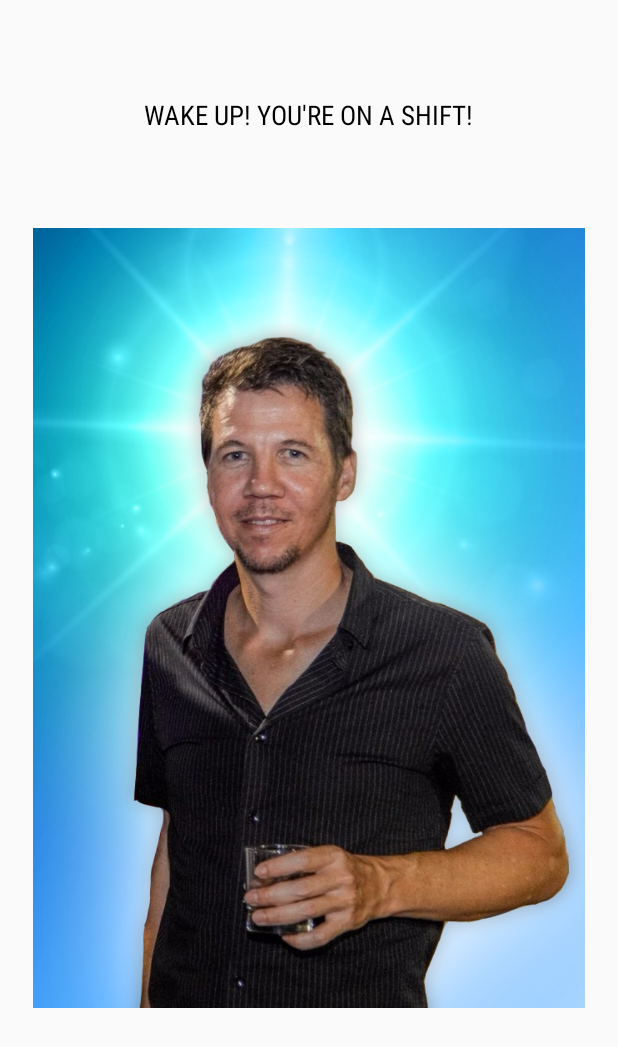
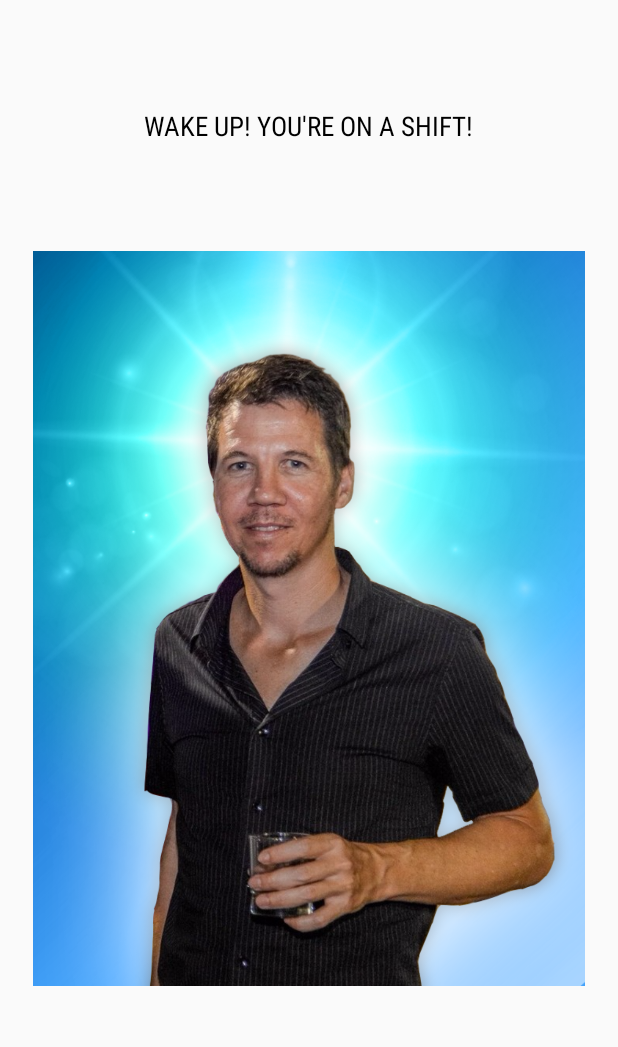
Before and after one commit to shmulik-klein/OnDutyPager, an Android app: the layout activity_main.xml on its own in the app's theme, with its tools: preview values and no code run, on a phone screen of 412 x 824 dp. Shown: the top 1047 px of the screen. Run offline under Robolectric (Android 15) with nearby library versions, the phone set to English and light mode, and no system bars.

Commit message:
add missing textview for displaying alert

```diff
--- a/app/src/main/res/layout/activity_main.xml
+++ b/app/src/main/res/layout/activity_main.xml
@@ -9,7 +9,7 @@
     <ImageButton
         android:id="@+id/stop_btn"
         android:layout_width="368dp"
-        android:layout_height="520dp"
+        android:layout_height="wrap_content"
         android:layout_below="@+id/title_txt"
         android:layout_centerHorizontal="true"
         android:adjustViewBounds="true"
@@ -36,4 +36,14 @@
         app:layout_constraintRight_toRightOf="parent"
         app:layout_constraintTop_toTopOf="parent" />
 
+    <TextView
+        android:id="@+id/txtview"
+        android:layout_width="wrap_content"
+        android:layout_height="wrap_content"
+        android:layout_below="@+id/stop_btn"
+        android:maxLines="5"
+        android:textSize="20sp"
+        app:layout_constraintBottom_toBottomOf="@+id/stop_btn"
+        app:layout_constraintLeft_toLeftOf="parent"
+        app:layout_constraintRight_toLeftOf="@+id/stop_btn" />
 </android.support.constraint.ConstraintLayout>
```
